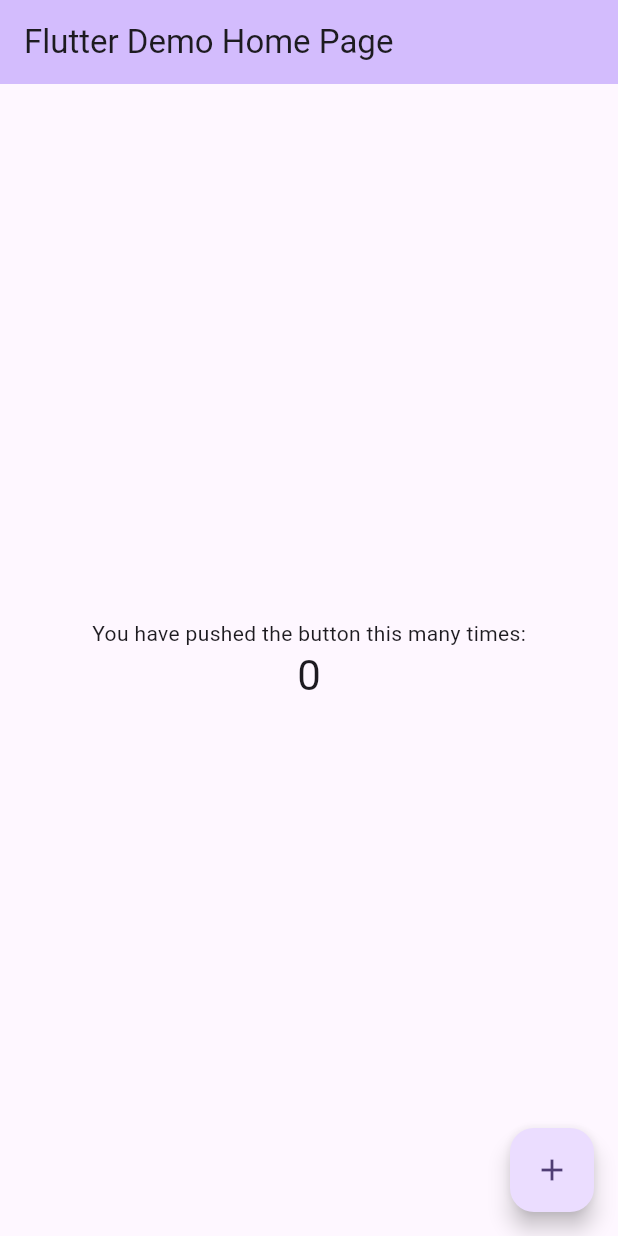
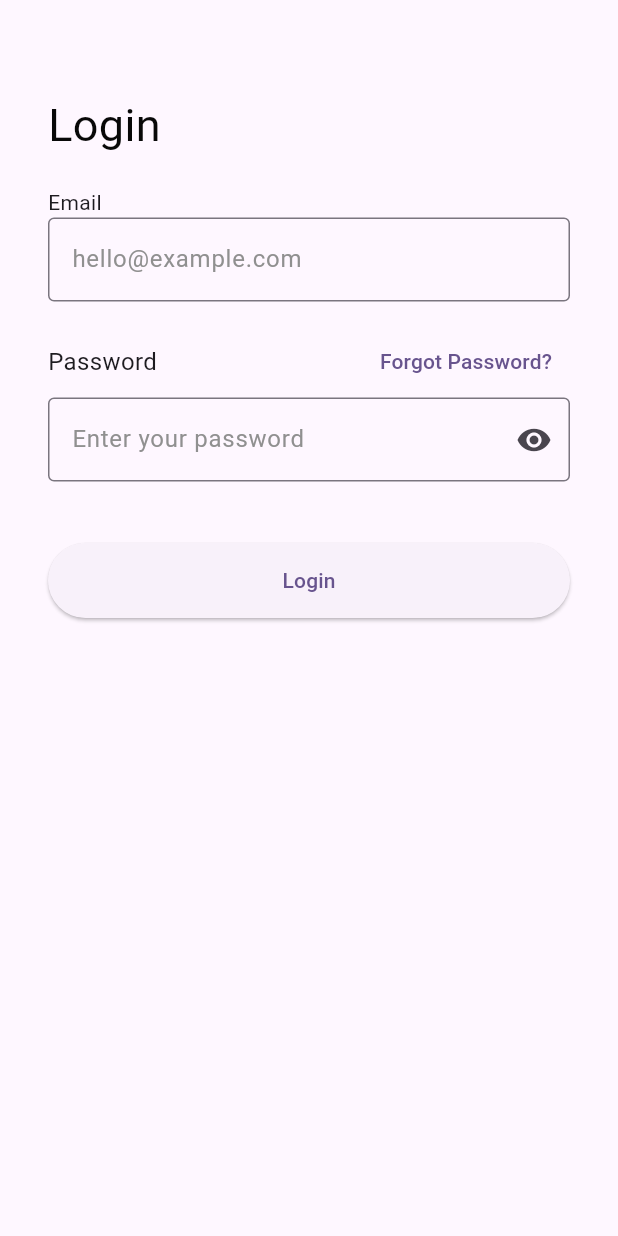
Before and after one commit to Krupnyk-Ivan/e_sign, a Flutter app: the screen it shows after launch, on a phone screen of 412 x 824 dp. Run offline on Flutter 3.47's test engine with Material 3 defaults, Android fonts, the phone set to English and light mode, and no system bars; our stand-ins replace firebase_auth, firebase_core; accounts and stored records are empty.

Commit message:
Implements user login with Firebase

```diff
--- a/lib/main.dart
+++ b/lib/main.dart
@@ -1,3 +1,4 @@
+import 'package:e_sign/pages/login_page.dart';
 import 'package:flutter/material.dart';
 import 'package:firebase_core/firebase_core.dart';
 import 'firebase_options.dart';
@@ -34,93 +35,7 @@ class MyApp extends StatelessWidget {
         // tested with just a hot reload.
         colorScheme: ColorScheme.fromSeed(seedColor: Colors.deepPurple),
       ),
-      home: const MyHomePage(title: 'Flutter Demo Home Page'),
+      home: const LoginPage(),
     );
   }
 }
-
-class MyHomePage extends StatefulWidget {
-  const MyHomePage({super.key, required this.title});
-
-  // This widget is the home page of your application. It is stateful, meaning
-  // that it has a State object (defined below) that contains fields that affect
-  // how it looks.
-
-  // This class is the configuration for the state. It holds the values (in this
-  // case the title) provided by the parent (in this case the App widget) and
-  // used by the build method of the State. Fields in a Widget subclass are
-  // always marked "final".
-
-  final String title;
-
-  @override
-  State<MyHomePage> createState() => _MyHomePageState();
-}
-
-class _MyHomePageState extends State<MyHomePage> {
-  int _counter = 0;
-
-  void _incrementCounter() {
-    setState(() {
-      // This call to setState tells the Flutter framework that something has
-      // changed in this State, which causes it to rerun the build method below
-      // so that the display can reflect the updated values. If we changed
-      // _counter without calling setState(), then the build method would not be
-      // called again, and so nothing would appear to happen.
-      _counter++;
-    });
-  }
-
-  @override
-  Widget build(BuildContext context) {
-    // This method is rerun every time setState is called, for instance as done
-    // by the _incrementCounter method above.
-    //
-    // The Flutter framework has been optimized to make rerunning build methods
-    // fast, so that you can just rebuild anything that needs updating rather
-    // than having to individually change instances of widgets.
-    return Scaffold(
-      appBar: AppBar(
-        // TRY THIS: Try changing the color here to a specific color (to
-        // Colors.amber, perhaps?) and trigger a hot reload to see the AppBar
-        // change color while the other colors stay the same.
-        backgroundColor: Theme.of(context).colorScheme.inversePrimary,
-        // Here we take the value from the MyHomePage object that was created by
-        // the App.build method, and use it to set our appbar title.
-        title: Text(widget.title),
-      ),
-      body: Center(
-        // Center is a layout widget. It takes a single child and positions it
-        // in the middle of the parent.
-        child: Column(
-          // Column is also a layout widget. It takes a list of children and
-          // arranges them vertically. By default, it sizes itself to fit its
-          // children horizontally, and tries to be as tall as its parent.
-          //
-          // Column has various properties to control how it sizes itself and
-          // how it positions its children. Here we use mainAxisAlignment to
-          // center the children vertically; the main axis here is the vertical
-          // axis because Columns are vertical (the cross axis would be
-          // horizontal).
-          //
-          // TRY THIS: Invoke "debug painting" (choose the "Toggle Debug Paint"
-          // action in the IDE, or press "p" in the console), to see the
-          // wireframe for each widget.
-          mainAxisAlignment: MainAxisAlignment.center,
-          children: <Widget>[
-            const Text('You have pushed the button this many times:'),
-            Text(
-              '$_counter',
-              style: Theme.of(context).textTheme.headlineMedium,
-            ),
-          ],
-        ),
-      ),
-      floatingActionButton: FloatingActionButton(
-        onPressed: _incrementCounter,
-        tooltip: 'Increment',
-        child: const Icon(Icons.add),
-      ), // This trailing comma makes auto-formatting nicer for build methods.
-    );
-  }
-}
--- /dev/null
+++ b/lib/pages/login_page.dart
@@ -0,0 +1,129 @@
+import 'package:firebase_auth/firebase_auth.dart';
+import 'package:flutter/material.dart';
+import '../services/auth_service.dart';
+
+class LoginPage extends StatefulWidget {
+  const LoginPage({Key? key}) : super(key: key);
+
+  @override
+  _LoginPageState createState() => _LoginPageState();
+}
+
+@override
+void initState() {}
+
+class _LoginPageState extends State<LoginPage> {
+  bool passwordVisible = true;
+  TextEditingController controllerEmail = TextEditingController();
+  TextEditingController controllerPassword = TextEditingController();
+  String erorMessege = '';
+  void signIn() async {
+    try {
+      await authService.value.signIn(
+        email: controllerEmail.text,
+        password: controllerPassword.text,
+      );
+    } on FirebaseAuthException catch (e) {
+      setState(() {
+        erorMessege = e.message ?? 'This is not working';
+      });
+      print(erorMessege);
+    }
+  }
+
+  @override
+  Widget build(BuildContext context) {
+    return new Scaffold(
+      body: new Container(
+        padding: new EdgeInsets.all(32),
+        child: Center(
+          child: new Column(
+            children: <Widget>[
+              SizedBox(height: 30),
+
+              Container(
+                alignment: Alignment.centerLeft,
+                child: Text(
+                  'Login',
+                  style: TextStyle(
+                    fontSize: 30,
+                    color: Color.fromARGB(255, 8, 8, 8),
+                  ),
+                ),
+              ),
+              SizedBox(height: 20),
+
+              Align(alignment: Alignment.centerLeft, child: Text('Email')),
+
+              TextFormField(
+                controller: controllerEmail,
+                decoration: InputDecoration(
+                  border: const OutlineInputBorder(),
+                  hintText: 'hello@example.com',
+                  hintStyle: const TextStyle(
+                    color: Color.fromARGB(255, 144, 144, 144),
+                  ),
+                ),
+              ),
+              Padding(
+                padding: EdgeInsetsDirectional.symmetric(
+                  horizontal: 8.0,
+                  vertical: 8.0,
+                ),
+              ),
+              Row(
+                mainAxisAlignment: MainAxisAlignment.spaceBetween,
+                children: [
+                  Text('Password', style: TextStyle(fontSize: 16)),
+                  TextButton(onPressed: () {}, child: Text('Forgot Password?')),
+                ],
+              ),
+
+              TextFormField(
+                obscureText: passwordVisible,
+                controller: controllerPassword,
+                decoration: InputDecoration(
+                  border: OutlineInputBorder(),
+                  hintText: 'Enter your password',
+                  hintStyle: TextStyle(
+                    color: Color.fromARGB(255, 144, 144, 144),
+                  ),
+                  suffixIcon: IconButton(
+                    icon: Icon(
+                      passwordVisible ? Icons.visibility : Icons.visibility_off,
+                    ),
+                    onPressed: () {
+                      setState(() {
+                        passwordVisible = !passwordVisible;
+                      });
+                    },
+                  ),
+                ),
+              ),
+              SizedBox(height: 10),
+              Text(erorMessege),
+              SizedBox(height: 10),
+              Row(
+                children: [
+                  Expanded(
+                    flex: 10,
+                    child: ElevatedButton(
+                      onPressed: () {
+                        signIn();
+                      },
+                      style: ElevatedButton.styleFrom(
+                        minimumSize: const Size.fromHeight(50),
+                      ),
+
+                      child: Text('Login'),
+                    ),
+                  ),
+                ],
+              ),
+            ],
+          ),
+        ),
+      ),
+    );
+  }
+}
--- /dev/null
+++ b/lib/services/auth_service.dart
@@ -0,0 +1,42 @@
+import "package:firebase_auth/firebase_auth.dart";
+import "package:flutter/material.dart";
+
+ValueNotifier<AuthService> authService = ValueNotifier(AuthService());
+
+class AuthService {
+  final FirebaseAuth firebaseAuth = FirebaseAuth.instance;
+  User? get currentUser => firebaseAuth.currentUser;
+  Stream<User?> get authStateChanges => firebaseAuth.authStateChanges();
+
+  Future<UserCredential> signIn({
+    required String email,
+    required String password,
+  }) async {
+    return await firebaseAuth.signInWithEmailAndPassword(
+      email: email,
+      password: password,
+    );
+  }
+
+  Future<UserCredential> createAccount({
+    required String email,
+    required String password,
+  }) async {
+    return await firebaseAuth.createUserWithEmailAndPassword(
+      email: email,
+      password: password,
+    );
+  }
+
+  Future<void> signOut() async {
+    await firebaseAuth.signOut();
+  }
+
+  Future<void> resetPassword({required String email}) async {
+    await firebaseAuth.sendPasswordResetEmail(email: email);
+  }
+
+  Future<void> updateUsername({required String username}) async {
+    await currentUser!.updateDisplayName(username);
+  }
+}
--- a/pubspec.yaml
+++ b/pubspec.yaml
@@ -35,6 +35,7 @@ dependencies:
   # Use with the CupertinoIcons class for iOS style icons.
   cupertino_icons: ^1.0.8
   firebase_core: ^3.13.1
+  firebase_auth: ^5.5.4
 
 dev_dependencies:
   flutter_test:
```
Also changed, not shown: lib/pages/register_page.dart (added), pubspec.lock, 4 other files.
